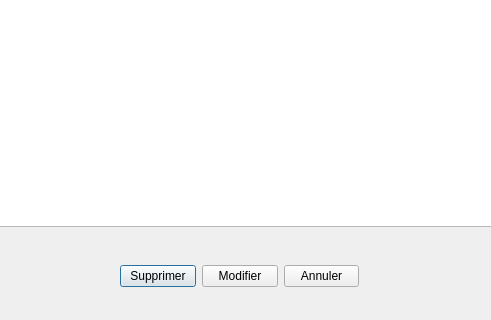
Qt form sources/gearsview.ui (Endo13/BikeEquipmentManager) before a commit; both pictures show x 450 to 941 and y 504 to 824 of the 1370 by 824 pixel window.
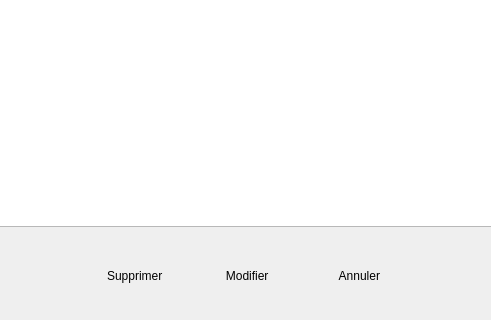
The same form after that commit. Icons and pictures are not drawn.

The edit to the form file:
```diff
--- a/sources/gearsview.ui
+++ b/sources/gearsview.ui
@@ -71,9 +71,9 @@
   <widget class="QWidget" name="horizontalLayoutWidget_2">
    <property name="geometry">
     <rect>
-     <x>570</x>
+     <x>530</x>
      <y>740</y>
-     <width>239</width>
+     <width>331</width>
      <height>80</height>
     </rect>
    </property>
@@ -81,21 +81,60 @@
     <item>
      <widget class="QPushButton" name="pbDelete">
       <property name="text">
-       <string>Supprimer</string>
+       <string> Supprimer</string>
+      </property>
+      <property name="icon">
+       <iconset>
+        <normaloff>ressources/delete.png</normaloff>ressources/delete.png</iconset>
+      </property>
+      <property name="iconSize">
+       <size>
+        <width>24</width>
+        <height>24</height>
+       </size>
+      </property>
+      <property name="flat">
+       <bool>true</bool>
       </property>
      </widget>
     </item>
     <item>
      <widget class="QPushButton" name="pbEdit">
       <property name="text">
-       <string>Modifier</string>
+       <string> Modifier</string>
+      </property>
+      <property name="icon">
+       <iconset>
+        <normaloff>ressources/edit.png</normaloff>ressources/edit.png</iconset>
+      </property>
+      <property name="iconSize">
+       <size>
+        <width>24</width>
+        <height>24</height>
+       </size>
+      </property>
+      <property name="flat">
+       <bool>true</bool>
       </property>
      </widget>
     </item>
     <item>
      <widget class="QPushButton" name="pbQuit">
       <property name="text">
-       <string>Annuler</string>
+       <string> Annuler</string>
+      </property>
+      <property name="icon">
+       <iconset>
+        <normaloff>ressources/cancel.png</normaloff>ressources/cancel.png</iconset>
+      </property>
+      <property name="iconSize">
+       <size>
+        <width>24</width>
+        <height>24</height>
+       </size>
+      </property>
+      <property name="flat">
+       <bool>true</bool>
       </property>
      </widget>
     </item>
```
